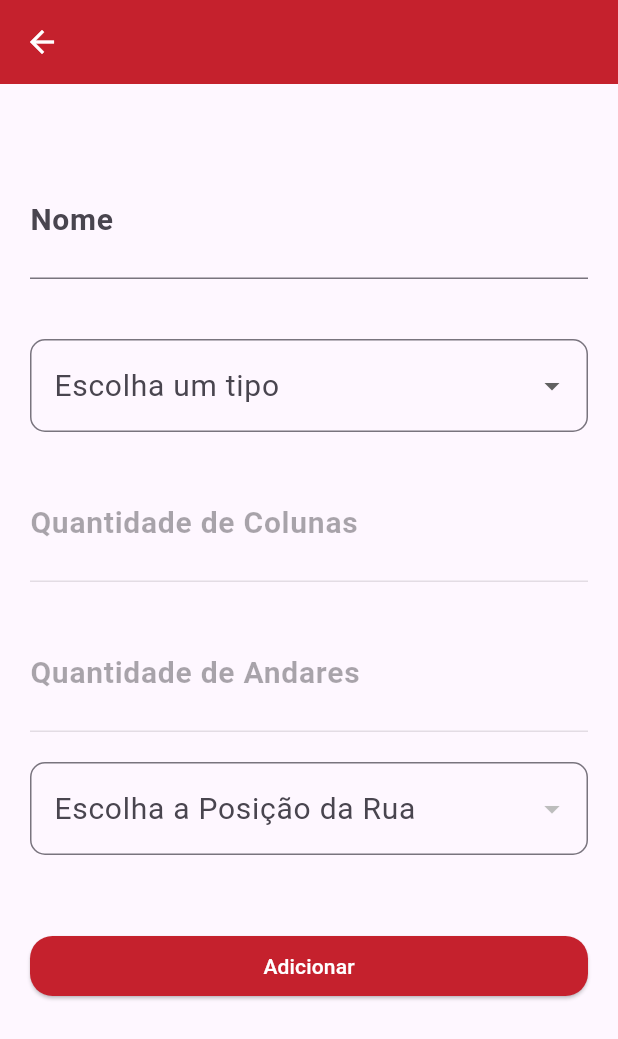
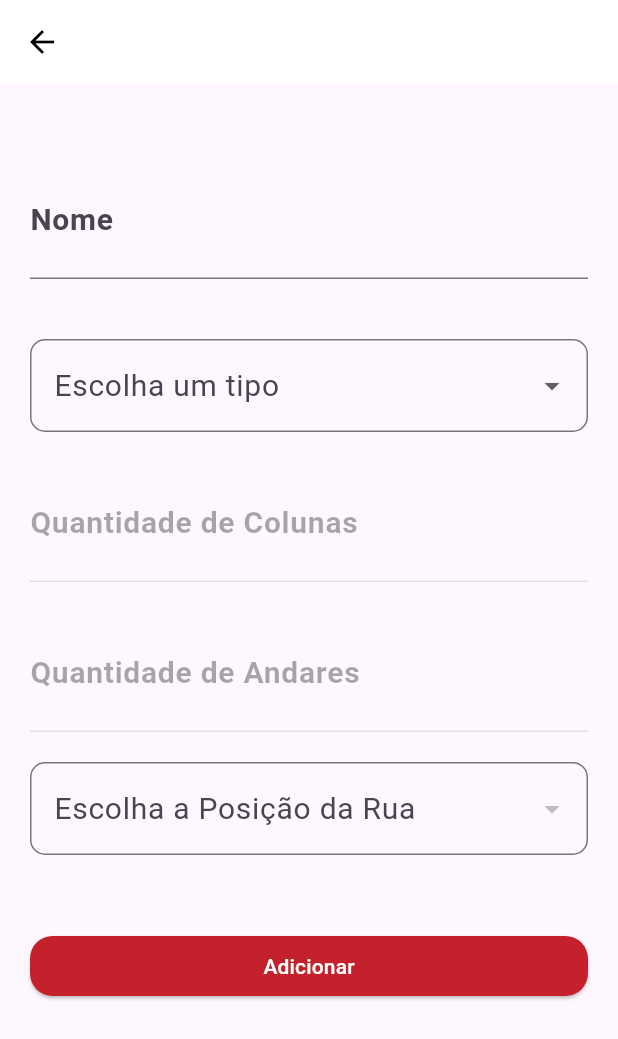
Before and after one commit to pablo-sa10/Pallet, a Flutter app: the Cadastro screen opened by its route, on a phone screen of 412 x 824 dp. Shown: the top 1039 px of the screen. Run offline on Flutter 3.47's test engine with Material 3 defaults, Android fonts, the phone set to English and light mode, and no system bars; our stand-ins replace shared_preferences; accounts and stored records are empty; network calls fail.

Commit message:
alterei a cor do appbar

```diff
--- a/pallets/lib/pages/home.dart
+++ b/pallets/lib/pages/home.dart
@@ -35,7 +35,7 @@ class _HomeState extends State<Home> {
       ),
       drawer: DrawerPage(),
       body: Padding(
-        padding: const EdgeInsets.all(10.0),
+        padding: const EdgeInsets.fromLTRB(10.0, 50, 10, 10),
         child: Column(
           children: [
             Botoes(BotaoPressionado: mudarTipo),
--- a/pallets/lib/theme/app_colors.dart
+++ b/pallets/lib/theme/app_colors.dart
@@ -1,8 +1,11 @@
 import 'package:flutter/material.dart';
 
 class AppColors{
-  static const Color primaryColor = Color(0xFFc5212d);
+  static const Color primaryColor = Colors.white;
+  static const Color primaryColorDark = Colors.black;
+  static const Color vermelhoTaramps = Color(0xFFc5212d);
   static const Color textoBranco = Colors.white;
   static const Color textoPreto = Colors.black;
-  static const Color backgroundColor = Color(0xFFc5212d);
+  static const Color backgroundColor = Colors.white;
+  static const Color backgroundColorDark = Colors.black;
 }
--- a/pallets/lib/theme/app_theme.dart
+++ b/pallets/lib/theme/app_theme.dart
@@ -7,10 +7,10 @@ class AppTheme {
     appBarTheme: const AppBarTheme(
         backgroundColor: AppColors.backgroundColor,
         titleTextStyle: TextStyle(
-            color: AppColors.textoBranco,
+            color: AppColors.textoPreto,
             fontSize: 24,
             fontWeight: FontWeight.bold),
-        iconTheme: IconThemeData(color: AppColors.textoBranco)),
+        iconTheme: IconThemeData(color: AppColors.textoPreto)),
     textTheme: const TextTheme(
       headlineLarge: TextStyle(
           fontSize: 24,
@@ -24,18 +24,18 @@ class AppTheme {
     ),
     textButtonTheme: TextButtonThemeData(
       style: TextButton.styleFrom(
-        backgroundColor: AppColors.backgroundColor,
+        backgroundColor: AppColors.vermelhoTaramps,
         shape: RoundedRectangleBorder(
           borderRadius: BorderRadius.circular(15),
         ),
       ),
     ),
     floatingActionButtonTheme: const FloatingActionButtonThemeData(
-        backgroundColor: AppColors.backgroundColor),
+        backgroundColor: AppColors.vermelhoTaramps),
     iconTheme: const IconThemeData(color: AppColors.textoPreto),
     elevatedButtonTheme: ElevatedButtonThemeData(
       style: ElevatedButton.styleFrom(
-        backgroundColor: AppColors.backgroundColor,
+        backgroundColor: AppColors.vermelhoTaramps,
         shape: RoundedRectangleBorder(
           borderRadius: BorderRadius.circular(15),
         ),
@@ -45,9 +45,9 @@ class AppTheme {
 
   static final ThemeData darkTheme = ThemeData(
     brightness: Brightness.dark,
-    primaryColor: AppColors.primaryColor,
+    primaryColor: AppColors.primaryColorDark,
     appBarTheme: const AppBarTheme(
-        backgroundColor: AppColors.backgroundColor,
+        backgroundColor: AppColors.backgroundColorDark,
         titleTextStyle: TextStyle(
             color: AppColors.textoBranco,
             fontSize: 24,
@@ -65,18 +65,18 @@ class AppTheme {
     ),
     textButtonTheme: TextButtonThemeData(
       style: TextButton.styleFrom(
-        backgroundColor: AppColors.backgroundColor,
+        backgroundColor: AppColors.vermelhoTaramps,
         shape: RoundedRectangleBorder(
           borderRadius: BorderRadius.circular(15),
         ),
       ),
     ),
     floatingActionButtonTheme: const FloatingActionButtonThemeData(
-        backgroundColor: AppColors.backgroundColor),
+        backgroundColor: AppColors.vermelhoTaramps),
     iconTheme: const IconThemeData(color: AppColors.textoBranco),
     elevatedButtonTheme: ElevatedButtonThemeData(
       style: ElevatedButton.styleFrom(
-        backgroundColor: AppColors.backgroundColor,
+        backgroundColor: AppColors.vermelhoTaramps,
         shape: RoundedRectangleBorder(
           borderRadius: BorderRadius.circular(15),
         ),
```
